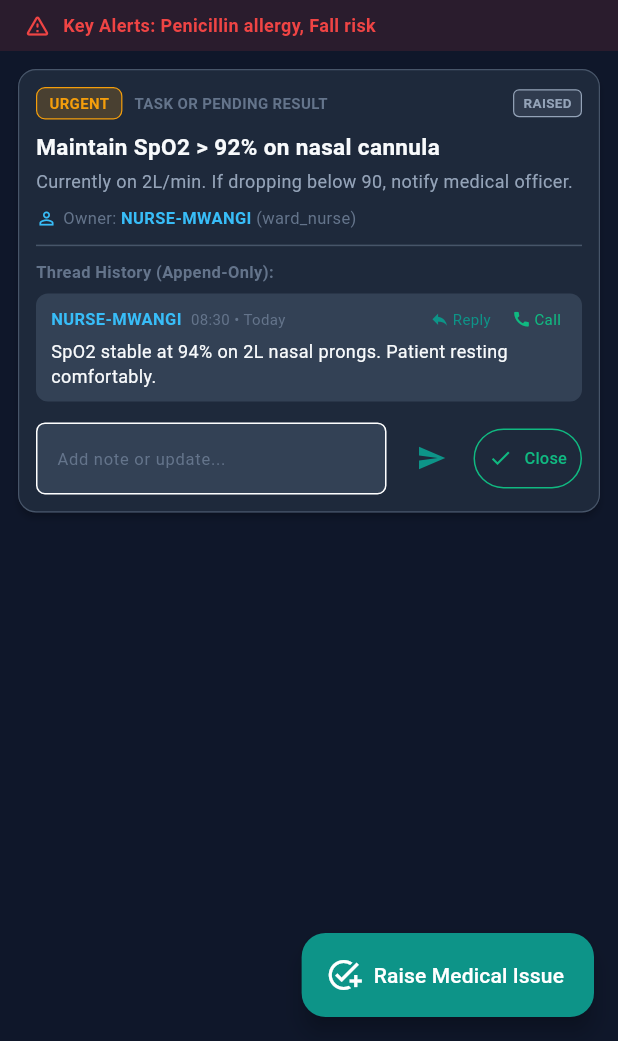
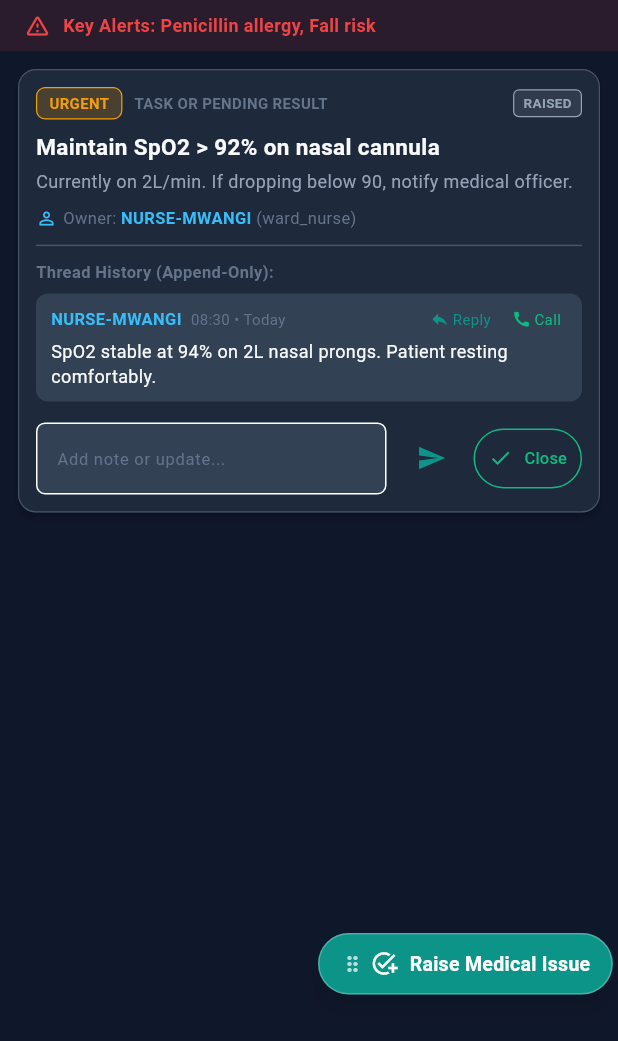
Before and after one commit to Ikileng/Oravi-Main-, a Flutter app: the screen it shows after launch, after a tap on "Bed 1", on a phone screen of 412 x 824 dp, the part 195-1236 px from its top. Run offline on Flutter 3.47's test engine with Material 3 defaults, Android fonts, the phone set to English and light mode, and no system bars; our stand-ins replace drift, equatable, flutter_riverpod; accounts and stored records are empty; generated files the repository leaves out were written again.

Commit message:
feat(ui): draggable dynamic floating raise medical issue button

```diff
--- a/lib/presentation/patient_detail_screen.dart
+++ b/lib/presentation/patient_detail_screen.dart
@@ -28,6 +28,7 @@ class PatientDetailScreen extends ConsumerStatefulWidget {
 
 class _PatientDetailScreenState extends ConsumerState<PatientDetailScreen> {
   final Map<String, TextEditingController> _replyControllers = {};
+  Offset? _fabPosition;
 
   @override
   void dispose() {
@@ -127,7 +128,20 @@ class _PatientDetailScreenState extends ConsumerState<PatientDetailScreen> {
             ],
           ),
         ),
-        body: Column(
+        body: LayoutBuilder(
+          builder: (context, constraints) {
+            final maxW = constraints.maxWidth;
+            final maxH = constraints.maxHeight;
+            // Default position: bottom-right, comfortably positioned
+            final defaultPosition = Offset(
+              (maxW - 200.0).clamp(8.0, maxW),
+              (maxH - 72.0).clamp(8.0, maxH),
+            );
+            final pos = _fabPosition ?? defaultPosition;
+
+            return Stack(
+              children: [
+                Column(
                   children: [
                     // Alerts Banner if patient has key alerts
                     if (widget.patient.keyAlerts.isNotEmpty)
@@ -201,15 +215,63 @@ class _PatientDetailScreenState extends ConsumerState<PatientDetailScreen> {
                     ),
                   ],
                 ),
-        floatingActionButton: FloatingActionButton.extended(
-        backgroundColor: ClinicalTheme.routineTeal,
-        foregroundColor: Colors.white,
-        onPressed: () => showDialog(
+
+                // Dynamically Draggable Floating Button: User can move it freely anywhere on the screen
+                Positioned(
+                  left: pos.dx.clamp(8.0, (maxW - 195.0).clamp(8.0, maxW)),
+                  top: pos.dy.clamp(8.0, (maxH - 52.0).clamp(8.0, maxH)),
+                  child: GestureDetector(
+                    onPanUpdate: (details) {
+                      setState(() {
+                        final current = _fabPosition ?? defaultPosition;
+                        final newX = (current.dx + details.delta.dx).clamp(8.0, maxW - 195.0);
+                        final newY = (current.dy + details.delta.dy).clamp(8.0, maxH - 52.0);
+                        _fabPosition = Offset(newX, newY);
+                      });
+                    },
+                    child: Material(
+                      elevation: 6,
+                      shadowColor: Colors.black.withValues(alpha: 0.4),
+                      color: ClinicalTheme.routineTeal,
+                      borderRadius: BorderRadius.circular(28),
+                      child: InkWell(
+                        borderRadius: BorderRadius.circular(28),
+                        onTap: () => showDialog(
                           context: context,
                           builder: (ctx) => CreateLoopDialog(patientId: widget.patient.patientId),
                         ),
-        icon: const Icon(Icons.add_task),
-        label: const Text('Raise Medical Issue'),
+                        child: Container(
+                          padding: const EdgeInsets.symmetric(horizontal: 14, vertical: 10),
+                          decoration: BoxDecoration(
+                            borderRadius: BorderRadius.circular(28),
+                            border: Border.all(color: Colors.white.withValues(alpha: 0.25), width: 1),
+                          ),
+                          child: const Row(
+                            mainAxisSize: MainAxisSize.min,
+                            children: [
+                              Icon(Icons.drag_indicator, size: 16, color: Colors.white70),
+                              SizedBox(width: 4),
+                              Icon(Icons.add_task, size: 18, color: Colors.white),
+                              SizedBox(width: 8),
+                              Text(
+                                'Raise Medical Issue',
+                                style: TextStyle(
+                                  color: Colors.white,
+                                  fontSize: 13,
+                                  fontWeight: FontWeight.bold,
+                                  letterSpacing: 0.2,
+                                ),
+                              ),
+                            ],
+                          ),
+                        ),
+                      ),
+                    ),
+                  ),
+                ),
+              ],
+            );
+          },
         ),
       ),
     );
```
Lines whose indentation alone changed are shown as unchanged.
